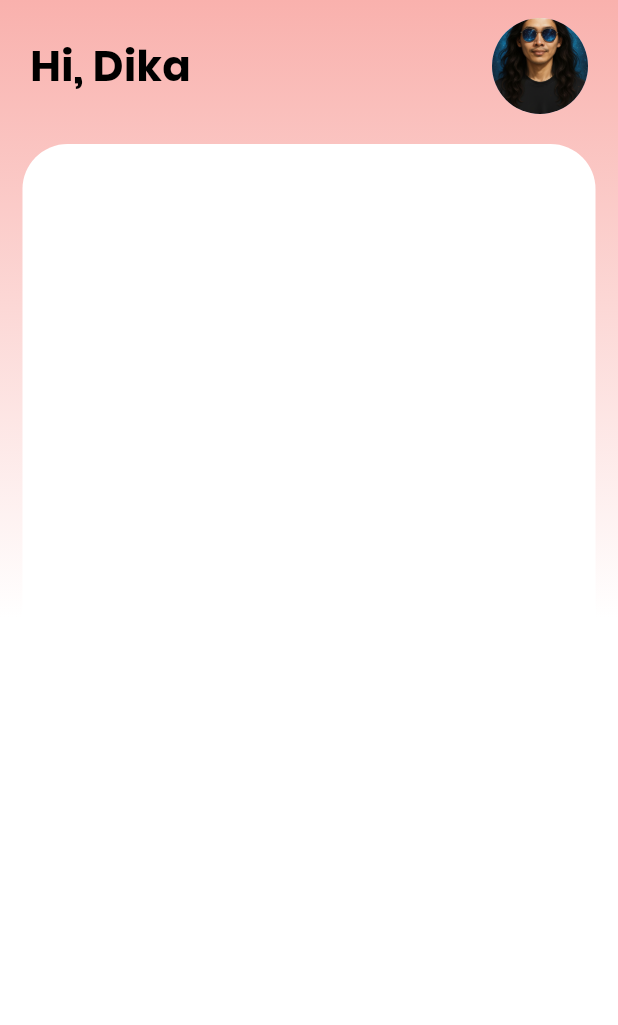
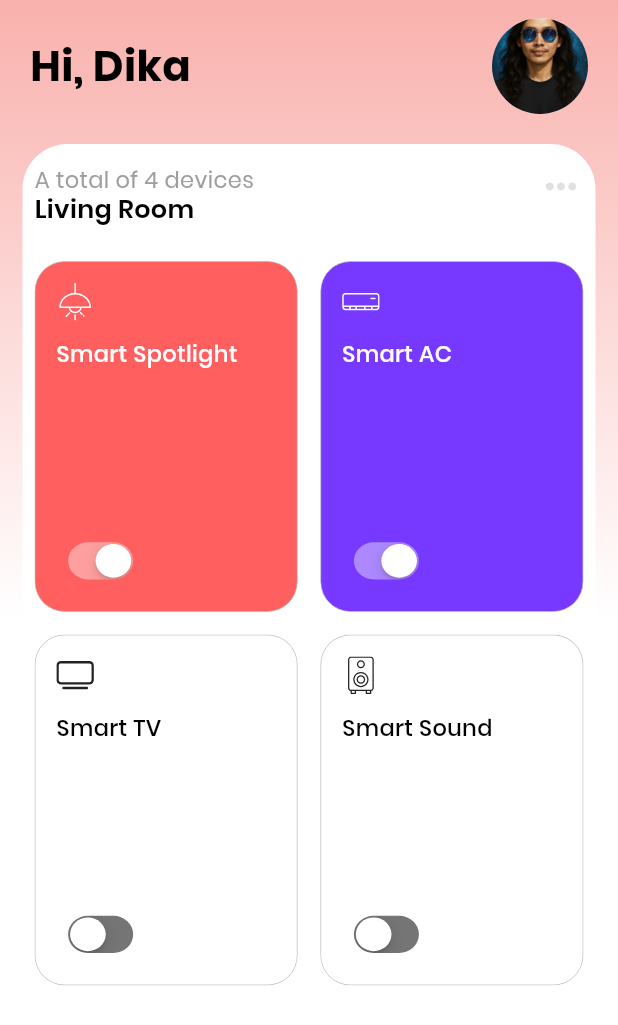
Before and after one commit to alramdhan/iot-app-ui, a Flutter app: the screen it shows after launch, on a phone screen of 412 x 824 dp. Shown: the top 1025 px of the screen. Run offline on Flutter 3.47's test engine with Material 3 defaults, Android fonts, the phone set to English and light mode, and no system bars; our stand-ins replace flutter_svg.

Commit message:
update home page

```diff
--- /dev/null
+++ b/lib/model/device_model.dart
@@ -0,0 +1,15 @@
+import 'package:flutter/widgets.dart';
+
+class DeviceModel {
+  String? name;
+  Color? color;
+  bool isActive = false;
+  String? icon;
+
+  DeviceModel({
+    required this.name,
+    required this.color,
+    required this.isActive,
+    required this.icon,
+  });
+}
--- /dev/null
+++ b/lib/presentation/control_panel/control_panel_page.dart
@@ -0,0 +1,33 @@
+import 'package:flutter/material.dart';
+
+class ControlPanelPage extends StatefulWidget {
+  const ControlPanelPage({super.key});
+
+  @override
+  State<ControlPanelPage> createState() => _ControlPanelPageState();
+}
+
+class _ControlPanelPageState extends State<ControlPanelPage> with TickerProviderStateMixin {
+  // OptionsEnum option = OptionsEnum.cooling;
+  // bool isDeviceActive = false;
+  // int speed = 1;
+  // double temp = 22.85;
+  // double progressVal = 0.49;
+
+  // var activeColor = Rainbow(
+  //   spectrum: [
+  //     const Color(0xFF33C0BA),
+  //     const Color(0xFF1086D4),
+  //     const Color(0xFF6D04E2),
+  //     const Color(0xFFC421A0),
+  //     const Color(0xFFE4262F),
+  //   ],
+  //   rangeStart: 0.0,
+  //   rangeEnd: 1.0,
+  // );
+
+  @override
+  Widget build(BuildContext context) {
+    return const Placeholder();
+  }
+}
--- a/lib/presentation/home/home_page.dart
+++ b/lib/presentation/home/home_page.dart
@@ -1,4 +1,5 @@
 import 'package:flutter/material.dart';
+import 'package:flutter_iot_ui/presentation/home/widgets/device_gridview.dart';
 
 class HomePage extends StatefulWidget {
   const HomePage({super.key});
@@ -47,7 +48,6 @@ class _HomePageState extends State<HomePage> {
                       ),
                       CircleAvatar(
                         minRadius: 32,
-
                         backgroundImage: AssetImage("assets/images/user.png"),
                       ),
                     ],
@@ -65,7 +65,48 @@ class _HomePageState extends State<HomePage> {
                       color: Colors.white,
                     ),
                     child: Padding(
-                      padding:  EdgeInsets.all(8),
+                      padding: const EdgeInsets.all(8),
+                      child: Column(
+                        crossAxisAlignment: CrossAxisAlignment.start,
+                        children: [
+                          const SizedBox(height: 5),
+                          Row(
+                            mainAxisAlignment: MainAxisAlignment.spaceBetween,
+                            crossAxisAlignment: CrossAxisAlignment.start,
+                            children: [
+                              const Column(
+                                crossAxisAlignment: CrossAxisAlignment.start,
+                                children: [
+                                  Text(
+                                    "A total of 4 devices",
+                                    style: TextStyle(
+                                      fontSize: 15,
+                                      color: Colors.grey,
+                                      fontWeight: FontWeight.normal,
+                                    ),
+                                  ),
+                                  Text(
+                                    "Living Room",
+                                    style: TextStyle(
+                                      height: 1.1,
+                                      fontSize: 17,
+                                      color: Colors.black,
+                                      fontWeight: FontWeight.w600,
+                                    ),
+                                  ),
+                                ],
+                              ),
+                              Icon(
+                                Icons.more_horiz,
+                                color: Colors.grey[300],
+                                size: 30,
+                              ),
+                            ],
+                          ),
+                          const SizedBox(height: 15),
+                          const DeviceGridView(),
+                        ],
+                      ),
                     ),
                   ),
                 )
--- /dev/null
+++ b/lib/presentation/home/widgets/device_gridview.dart
@@ -0,0 +1,153 @@
+import 'package:animations/animations.dart';
+import 'package:flutter/cupertino.dart';
+import 'package:flutter/material.dart';
+import 'package:flutter_iot_ui/model/device_model.dart';
+import 'package:flutter_svg/svg.dart';
+
+class DeviceGridView extends StatefulWidget {
+  const DeviceGridView({super.key});
+
+  @override
+  State<DeviceGridView> createState() => _DeviceGridViewState();
+}
+
+class _DeviceGridViewState extends State<DeviceGridView> {
+  List<DeviceModel> devices = [
+    DeviceModel(
+      name: 'Smart Spotlight',
+      isActive: true,
+      color: Color(0xFFff5f5f),
+      icon: 'assets/svg/light.svg',
+    ),
+    DeviceModel(
+      name: 'Smart AC',
+      isActive: true,
+      color: Color(0xFF7739ff),
+      icon: 'assets/svg/ac.svg',
+    ),
+    DeviceModel(
+      name: 'Smart TV',
+      isActive: false,
+      color: Color(0xFFc9c306),
+      icon: 'assets/svg/tv.svg',
+    ),
+    DeviceModel(
+      name: 'Smart Sound',
+      isActive: false,
+      color: Color(0xFFc207db),
+      icon: 'assets/svg/speaker.svg',
+    ),
+  ];
+
+  @override
+  Widget build(BuildContext context) {
+    return Expanded(
+      child: GridView.builder(
+        padding: const EdgeInsets.only(top: 10, bottom: 20),
+
+        gridDelegate: const SliverGridDelegateWithMaxCrossAxisExtent(
+          maxCrossAxisExtent: 200,
+          childAspectRatio: 3 / 4,
+          crossAxisSpacing: 15,
+          mainAxisSpacing: 15,
+        ),
+        itemCount: devices.length,
+        itemBuilder: (BuildContext ctx, index) {
+          return _deviceCard(
+            name: devices[index].name!,
+            svg: devices[index].icon!,
+            color: devices[index].color!,
+            isActive: devices[index].isActive,
+            onChanged: (val) {
+              setState(() {
+                devices[index].isActive = !devices[index].isActive;
+              });
+            },
+          );
+        },
+      ),
+    );
+  }
+
+  Widget _deviceCard({
+    required String name,
+    required String svg,
+    required Color color,
+    required bool isActive,
+    required Function(bool)? onChanged
+  }) {
+    return OpenContainer(
+      transitionType: ContainerTransitionType.fadeThrough,
+      transitionDuration: const Duration(milliseconds: 700),
+      closedElevation: 0,
+      openElevation: 0,
+      middleColor: Color(0xFF7739ff),
+      openShape: const RoundedRectangleBorder(
+        borderRadius: BorderRadius.all(Radius.circular(20.0)),
+      ),
+      closedShape: const RoundedRectangleBorder(
+        borderRadius: BorderRadius.all(Radius.circular(20.0)),
+      ),
+      openBuilder: (BuildContext context, VoidCallback _) {
+        // return ControlPanelPage(tag: name);
+        return SizedBox();
+      },
+      tappable: name == "Smart AC" ? true : false,
+      closedBuilder: (BuildContext _, VoidCallback openContainer) {
+        return AnimatedContainer(
+          duration: const Duration(milliseconds: 300),
+          decoration: BoxDecoration(
+            borderRadius: const BorderRadius.all(Radius.circular(20.0)),
+            border: Border.all(color: Colors.grey[400]!, width: 0.6),
+            color: isActive ? color : Colors.white,
+          ),
+          child: Padding(
+            padding: const EdgeInsets.all(14.0),
+            child: Column(
+              crossAxisAlignment: CrossAxisAlignment.start,
+              mainAxisAlignment: MainAxisAlignment.spaceBetween,
+              children: [
+                Column(
+                  crossAxisAlignment: CrossAxisAlignment.start,
+                  children: [
+                    SvgPicture.asset(
+                      svg,
+                      colorFilter: ColorFilter.mode(
+                        isActive ? Colors.white : Colors.black87,
+                        BlendMode.srcIn,
+                      ),
+                      height: 25,
+                    ),
+                    const SizedBox(height: 14),
+                    Text(
+                      name,
+                      style: TextStyle(
+                        height: 1.2,
+                        fontSize: 15,
+                        color: isActive ? Colors.white : Colors.black,
+                        fontWeight: FontWeight.w500,
+                      ),
+                    ),
+                  ],
+                ),
+                Transform.scale(
+                  alignment: Alignment.center,
+                  scaleY: 0.8,
+                  scaleX: 0.85,
+                  child: CupertinoSwitch(
+                    onChanged: onChanged,
+                    value: isActive,
+                    activeTrackColor: isActive
+                      ? Colors.white.withValues(alpha: 0.4)
+                      : Colors.black,
+                    inactiveTrackColor: Colors.black54,
+                  ),
+                ),
+              ],
+            ),
+          ),
+        );
+      },
+    );
+  }
+}
--- a/pubspec.yaml
+++ b/pubspec.yaml
@@ -63,6 +63,7 @@ flutter:
   # To add assets to your application, add an assets section, like this:
   assets:
     - assets/images/
+    - assets/svg/
   #   - images/a_dot_ham.jpeg
 
   # An image asset can refer to one or more resolution-specific "variants", see
```
Also changed, not shown: assets/svg/ac.svg (added), assets/svg/bright.svg (added), assets/svg/clock.svg (added), assets/svg/drop.svg (added), assets/svg/light.svg (added), assets/svg/snow.svg (added), assets/svg/speaker.svg (added), assets/svg/tv.svg (added).
